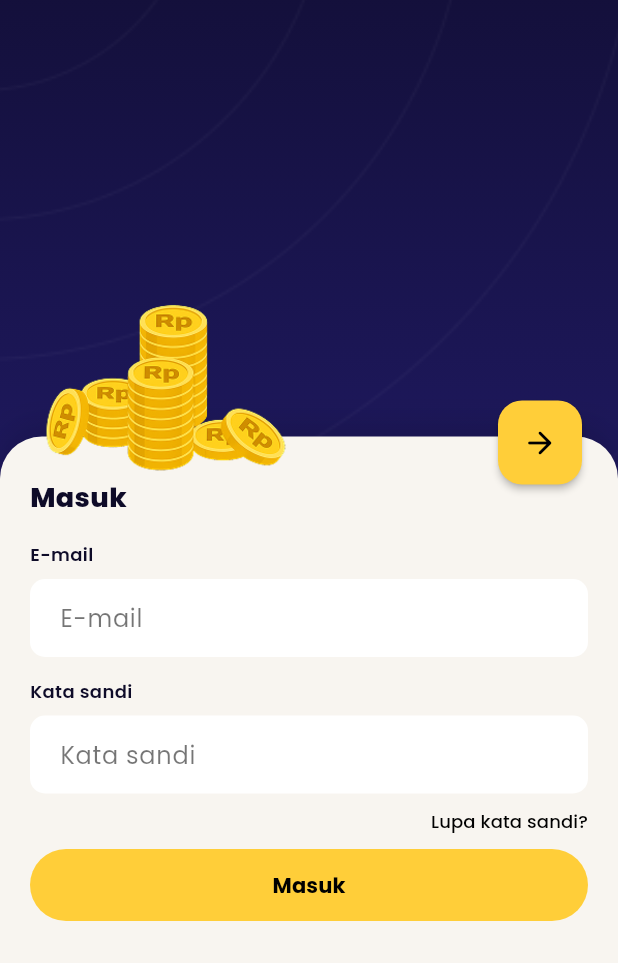
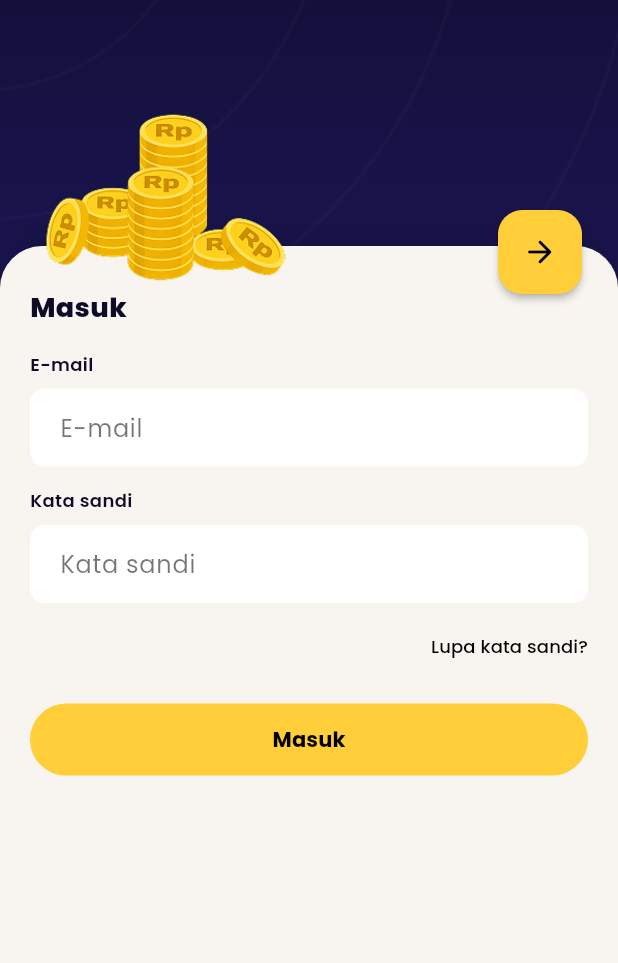
Before and after one commit to Mohfarriiiz88/Dompetku-Aplikasi-management-keuangan, a Flutter app: the screen it shows after launch, on a phone screen of 412 x 824 dp, the part 273-1236 px from its top. Run offline on Flutter 3.47's test engine with Material 3 defaults, Android fonts, the phone set to English and light mode, and no system bars; our stand-ins replace google_fonts.

Commit message:
perbaikan login dan register

```diff
--- a/lib/screens/login_screen.dart
+++ b/lib/screens/login_screen.dart
@@ -1,7 +1,6 @@
 import 'package:flutter/material.dart';
 import 'package:provider/provider.dart';
 
-// ✔ gunakan package import, bukan relatif ../
 import 'package:smartbudget/routes/app_routes.dart';
 import 'package:smartbudget/core/theme/theme.dart';
 import 'package:smartbudget/providers/auth_provider.dart';
@@ -37,7 +36,6 @@ class _LoginScreenState extends State<LoginScreen> {
     if (!mounted) return;
 
     if (ok) {
-      // clear stack -> pindah ke Home
       Navigator.of(context)
           .pushNamedAndRemoveUntil(AppRoutes.home, (route) => false);
     } else {
@@ -55,12 +53,19 @@ class _LoginScreenState extends State<LoginScreen> {
       onTap: () => FocusScope.of(context).unfocus(),
       child: LayoutBuilder(
         builder: (context, c) {
-          final w = c.maxWidth;
+          final h = c.maxHeight;
+          final viewInsets = MediaQuery.of(context).viewInsets.bottom;
+
+          // ===== Tinggi panel RELATIF & adaptif =====
+          double panelTopFactor = 0.42;         // baseline
+          if (h < 700) panelTopFactor -= 0.05;  // layar kecil -> panel lebih tinggi
+          if (viewInsets > 0) panelTopFactor -= 0.10; // saat keyboard muncul
+          panelTopFactor = panelTopFactor.clamp(0.25, 0.55);
 
           return Scaffold(
             body: Stack(
               children: [
-                // BACKGROUND: gradient + bgcircle (DecorationImage)
+                // BACKGROUND
                 Positioned.fill(
                   child: Container(
                     decoration: const BoxDecoration(
@@ -75,7 +80,7 @@ class _LoginScreenState extends State<LoginScreen> {
                   ),
                 ),
 
-                // Brand text di bagian atas
+                // BRAND
                 SafeArea(
                   child: Align(
                     alignment: Alignment.topCenter,
@@ -93,17 +98,20 @@ class _LoginScreenState extends State<LoginScreen> {
                   ),
                 ),
 
-                // PANEL FORM full kiri–kanan–bawah
-                Positioned(
+                // ===== PANEL FORM: full kiri–kanan–bawah, responsif =====
+                AnimatedPositioned(
+                  duration: const Duration(milliseconds: 180),
+                  curve: Curves.easeOut,
                   left: 0,
                   right: 0,
                   bottom: 0,
+                  top: h * panelTopFactor,
                   child: Stack(
                     clipBehavior: Clip.none,
                     children: [
-                      Container(
-                        width: w,
-                        padding: const EdgeInsets.fromLTRB(20, 28, 20, 24),
+                      // panel isi seluruh area
+                      Positioned.fill(
+                        child: Container(
                           decoration: BoxDecoration(
                             color: AppColors.greySurface,
                             borderRadius: AppRadius.sheet,
@@ -115,11 +123,25 @@ class _LoginScreenState extends State<LoginScreen> {
                               ),
                             ],
                           ),
+                          // ==== Konten anti-overflow ====
+                          child: LayoutBuilder(
+                            builder: (ctx, cons) {
+                              return SingleChildScrollView(
+                                physics: const ClampingScrollPhysics(),
+                                padding: EdgeInsets.fromLTRB(
+                                  20,
+                                  28,
+                                  20,
+                                  24 + MediaQuery.of(context).padding.bottom,
+                                ),
+                                child: ConstrainedBox(
+                                  constraints:
+                                      BoxConstraints(minHeight: cons.maxHeight),
                                   child: Form(
                                     key: _formKey,
                                     child: Column(
-                            mainAxisSize: MainAxisSize.min,
-                            crossAxisAlignment: CrossAxisAlignment.stretch,
+                                      crossAxisAlignment:
+                                          CrossAxisAlignment.stretch,
                                       children: [
                                         const Text(
                                           'Masuk',
@@ -140,12 +162,13 @@ class _LoginScreenState extends State<LoginScreen> {
                                         const SizedBox(height: 8),
                                         TextFormField(
                                           controller: emailC,
-                                keyboardType: TextInputType.emailAddress,
+                                          keyboardType:
+                                              TextInputType.emailAddress,
                                           decoration: const InputDecoration(
                                             hintText: 'E-mail',
                                           ),
-                                validator: (v) =>
-                                    (v == null || v.trim().isEmpty)
+                                          validator: (v) => (v == null ||
+                                                  v.trim().isEmpty)
                                               ? 'E-mail wajib diisi'
                                               : null,
                                         ),
@@ -165,11 +188,12 @@ class _LoginScreenState extends State<LoginScreen> {
                                           decoration: const InputDecoration(
                                             hintText: 'Kata sandi',
                                           ),
-                                validator: (v) => (v == null || v.length < 6)
+                                          validator: (v) => (v == null ||
+                                                  v.length < 6)
                                               ? 'Minimal 6 karakter'
                                               : null,
                                         ),
-                              const SizedBox(height: 10),
+                                        const SizedBox(height: 20),
 
                                         Align(
                                           alignment: Alignment.centerRight,
@@ -179,7 +203,8 @@ class _LoginScreenState extends State<LoginScreen> {
                                               padding: EdgeInsets.zero,
                                               minimumSize: Size.zero,
                                               tapTargetSize:
-                                        MaterialTapTargetSize.shrinkWrap,
+                                                  MaterialTapTargetSize
+                                                      .shrinkWrap,
                                             ),
                                             child: const Text(
                                               'Lupa kata sandi?',
@@ -191,32 +216,33 @@ class _LoginScreenState extends State<LoginScreen> {
                                             ),
                                           ),
                                         ),
-                              const SizedBox(height: 10),
+                                        const SizedBox(height: 30),
 
-                              // Tombol Masuk
                                         CustomButton(
                                           label: 'Masuk',
                                           loading: auth.loading,
-                                onPressed: auth.loading ? null : _submit,
-                              ),
-
-                              SizedBox(
-                                height:
-                                    MediaQuery.of(context).padding.bottom + 4,
+                                          onPressed:
+                                              auth.loading ? null : _submit,
                                         ),
                                       ],
                                     ),
                                   ),
                                 ),
+                              );
+                            },
+                          ),
+                        ),
+                      ),
 
-                      // Ilustrasi koin
+                      // KOIN
                       Positioned(
                         top: -120,
                         left: 20,
-                        child: Container(
+                        child: SizedBox(
                           width: 180,
                           height: 180,
-                          decoration: const BoxDecoration(
+                          child: const DecoratedBox(
+                            decoration: BoxDecoration(
                               image: DecorationImage(
                                 image: AssetImage('assets/images/koin.png'),
                                 fit: BoxFit.contain,
@@ -225,8 +251,9 @@ class _LoginScreenState extends State<LoginScreen> {
                             ),
                           ),
                         ),
+                      ),
 
-                      // FAB panah -> ke register
+                      // FAB → Register
                       Positioned(
                         top: -24,
                         right: 24,
```
Also changed, not shown: lib/screens/register_screen.dart (+67 -37 lines). Lines whose indentation alone changed are shown as unchanged.
